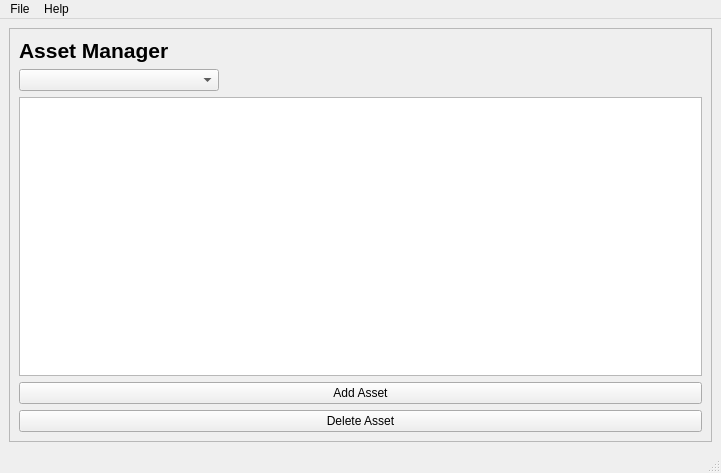
The window that mainwindow.ui (CalebRichmond04/CS245-Final) describes before a commit, drawn with Qt 5.
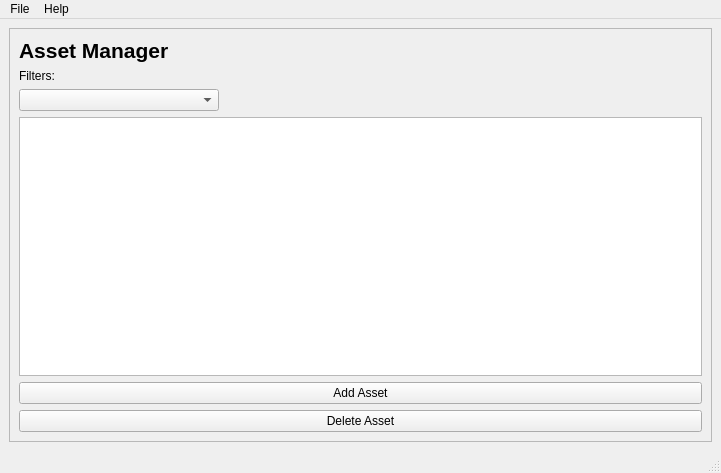
The same window after the commit.

Commit message: Fixed the addasset screen STILL NEED TO UPLOAD THE ASSET TO DB

The edit to the form file:
```diff
--- a/mainwindow.ui
+++ b/mainwindow.ui
@@ -43,6 +43,13 @@
           </property>
          </widget>
         </item>
+        <item>
+         <widget class="QLabel" name="label_2">
+          <property name="text">
+           <string>Filters:</string>
+          </property>
+         </widget>
+        </item>
         <item>
          <widget class="QComboBox" name="categoryBox">
           <property name="maximumSize">
```
The commit also changes 4 other files.
